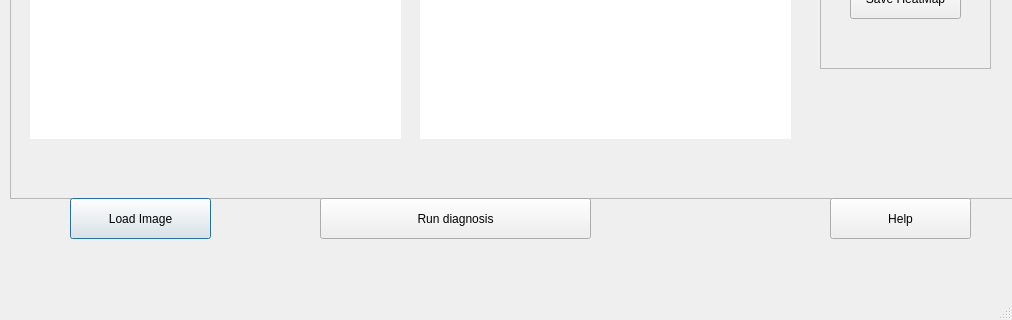
Above: scr/views/gui_designer.ui from DavidNavarroSaiz/CovidRX_Interface before the change; both pictures show x 0 to 1012 and y 302 to 622 of the 1012 by 622 pixel window. Below: the same form after it.
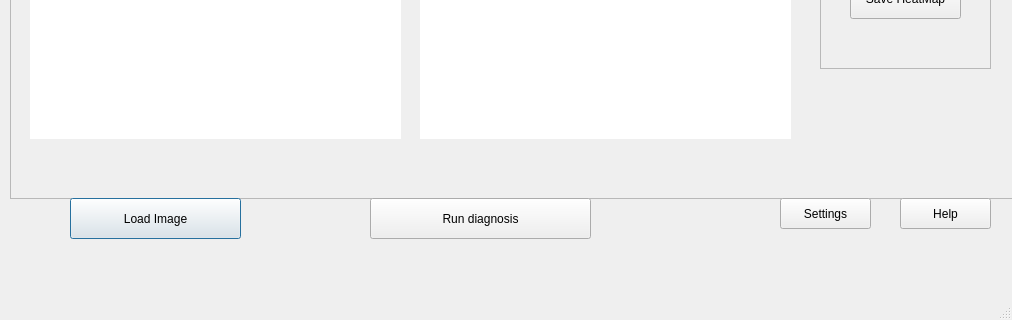
That is the form after the change.

Commit message: Settings and save button

Patch:
```diff
--- a/scr/views/gui_designer.ui
+++ b/scr/views/gui_designer.ui
@@ -146,7 +146,7 @@
      <rect>
       <x>70</x>
       <y>500</y>
-      <width>141</width>
+      <width>171</width>
       <height>41</height>
      </rect>
     </property>
@@ -163,9 +163,9 @@
    <widget class="QPushButton" name="pushButtonRun">
     <property name="geometry">
      <rect>
-      <x>320</x>
+      <x>370</x>
       <y>500</y>
-      <width>271</width>
+      <width>221</width>
       <height>41</height>
      </rect>
     </property>
@@ -189,16 +189,29 @@
    <widget class="QPushButton" name="pushButtonLoad">
     <property name="geometry">
      <rect>
-      <x>830</x>
+      <x>900</x>
       <y>500</y>
-      <width>141</width>
-      <height>41</height>
+      <width>91</width>
+      <height>31</height>
      </rect>
     </property>
     <property name="text">
      <string>Help</string>
     </property>
    </widget>
+   <widget class="QPushButton" name="settings">
+    <property name="geometry">
+     <rect>
+      <x>780</x>
+      <y>500</y>
+      <width>91</width>
+      <height>31</height>
+     </rect>
+    </property>
+    <property name="text">
+     <string>Settings</string>
+    </property>
+   </widget>
   </widget>
   <widget class="QMenuBar" name="menubar">
    <property name="geometry">
```
Left out of the diff: 4 changed lines with no effect on the pictures. The commit also changes 6 other files.
